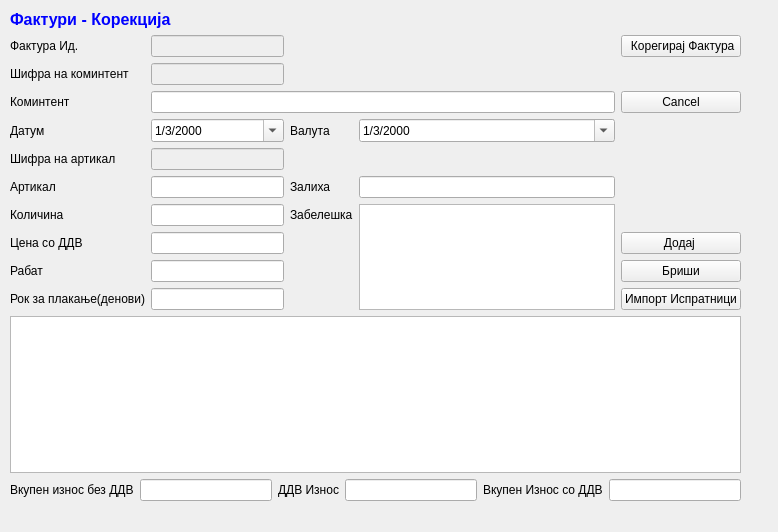
This is sterna/Fakturi/fakturikorekcija.ui in srgank/sterna_x as Qt 5 draws it before an edit. The edited form follows.
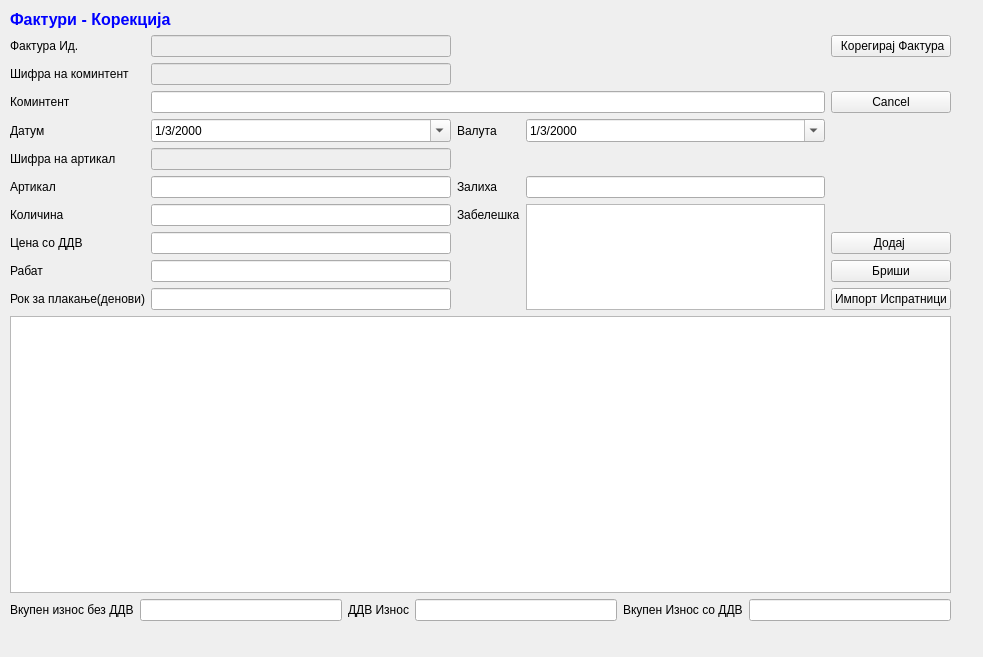
This is the edited form. Icons and pictures are not drawn.

```diff
--- a/sterna/Fakturi/fakturikorekcija.ui
+++ b/sterna/Fakturi/fakturikorekcija.ui
@@ -6,8 +6,8 @@
    <rect>
     <x>0</x>
     <y>0</y>
-    <width>778</width>
-    <height>532</height>
+    <width>983</width>
+    <height>657</height>
    </rect>
   </property>
   <property name="windowTitle">
@@ -18,8 +18,8 @@
     <rect>
      <x>10</x>
      <y>10</y>
-     <width>731</width>
-     <height>491</height>
+     <width>941</width>
+     <height>611</height>
     </rect>
    </property>
    <layout class="QGridLayout" name="gridLayout">
```
Left out of the diff: 64 changed lines with no effect on the pictures.
